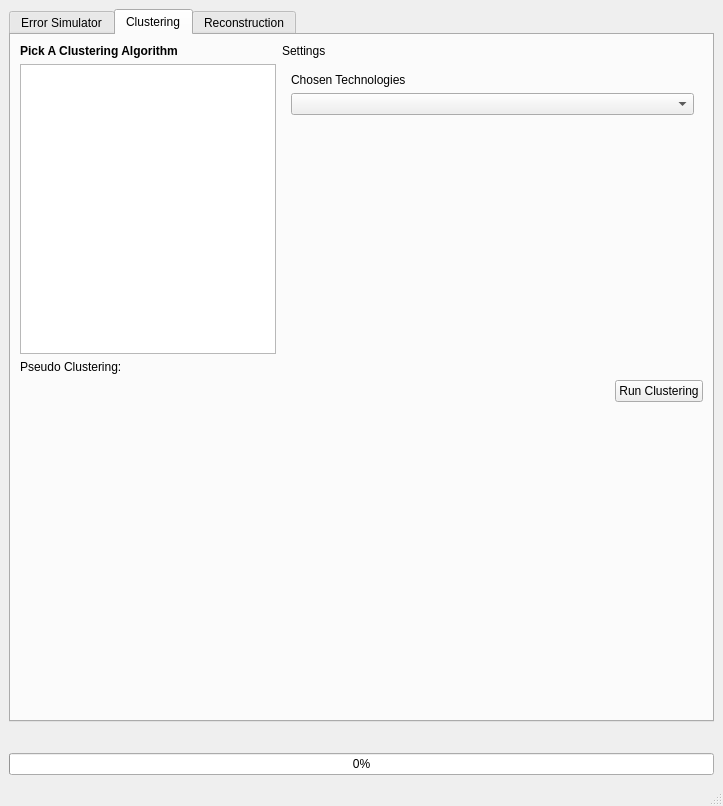
Above: dnaSimulator/dnaSimulator2.ui from oyerush/DNASimulator before the change. Below: the same form after it.
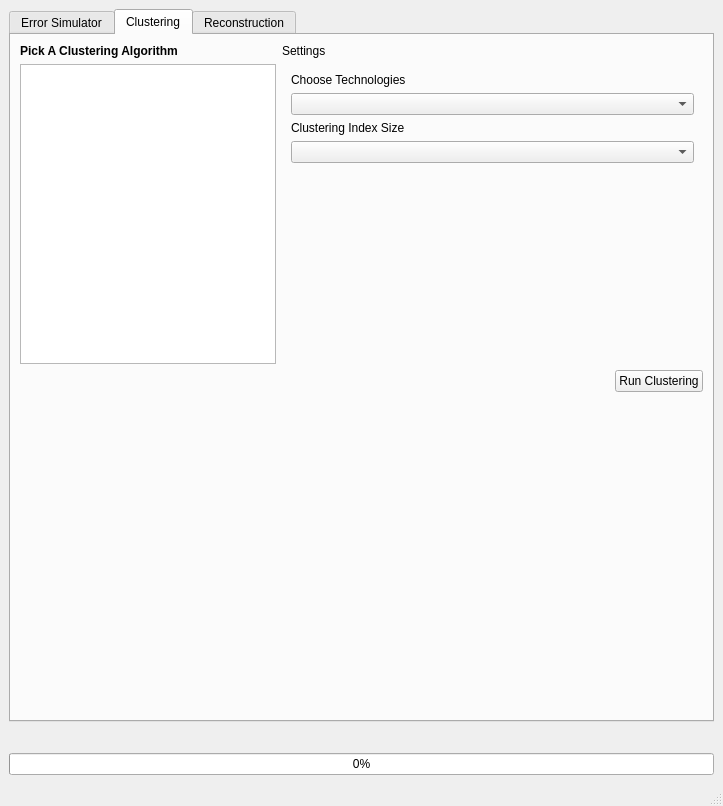
That is the form after the change. The open tabs and pages were chosen to show the change. Custom widgets are drawn as their Qt base class.

Commit message: simulator and clustering are working now

```diff
--- a/dnaSimulator/dnaSimulator2.ui
+++ b/dnaSimulator/dnaSimulator2.ui
@@ -1134,7 +1134,7 @@
                   <item>
                    <widget class="QLabel" name="label_5">
                     <property name="text">
-                     <string>Chosen Technologies</string>
+                     <string>Choose Technologies</string>
                     </property>
                     <property name="alignment">
                      <set>Qt::AlignLeading|Qt::AlignLeft|Qt::AlignTop</set>
@@ -1151,6 +1151,16 @@
                     </property>
                    </widget>
                   </item>
+                  <item>
+                   <widget class="QLabel" name="clustering_index_label">
+                    <property name="text">
+                     <string>Clustering Index Size</string>
+                    </property>
+                   </widget>
+                  </item>
+                  <item>
+                   <widget class="QComboBox" name="clustering_index_comboBox"/>
+                  </item>
                   <item>
                    <spacer name="verticalSpacer_6">
                     <property name="orientation">
@@ -1185,20 +1195,6 @@
             </item>
            </layout>
           </item>
-          <item>
-           <layout class="QVBoxLayout" name="clustering_tab_verticalLayout">
-            <item>
-             <widget class="QLabel" name="pseudo_clustering_label">
-              <property name="text">
-               <string>Pseudo Clustering:</string>
-              </property>
-             </widget>
-            </item>
-            <item>
-             <layout class="QGridLayout" name="pseudo_clustering_gridLayout"/>
-            </item>
-           </layout>
-          </item>
           <item>
            <layout class="QHBoxLayout" name="run_clustering_horizontalLayout">
             <item>
```
Left out of the diff: 6 changed lines with no effect on the pictures. The commit also changes 30 other files.
